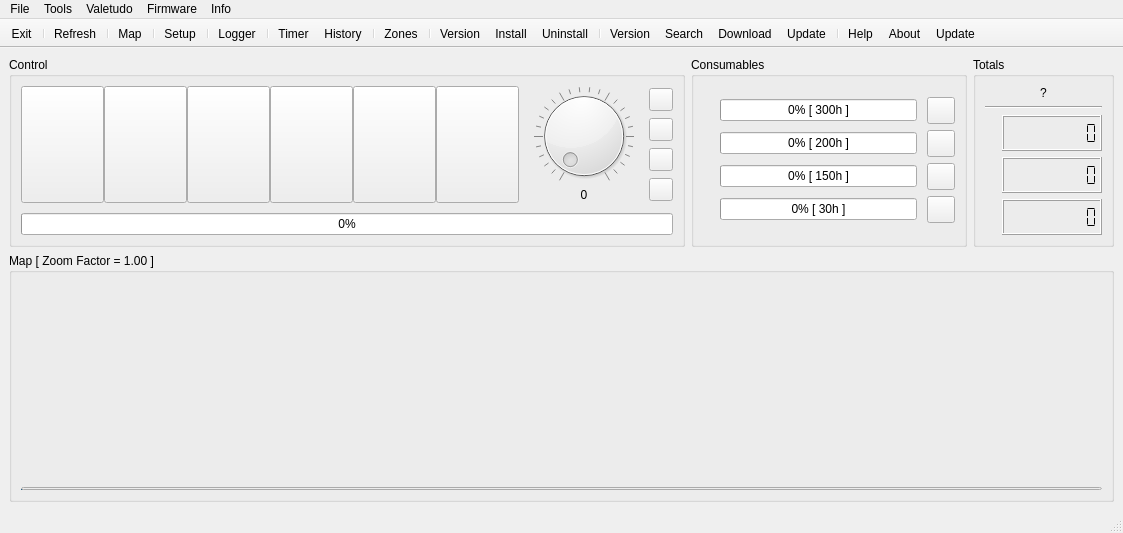
The window that res/ui/mainwindow.ui (LazyT/rrcc) describes before a commit, drawn with Qt 5.
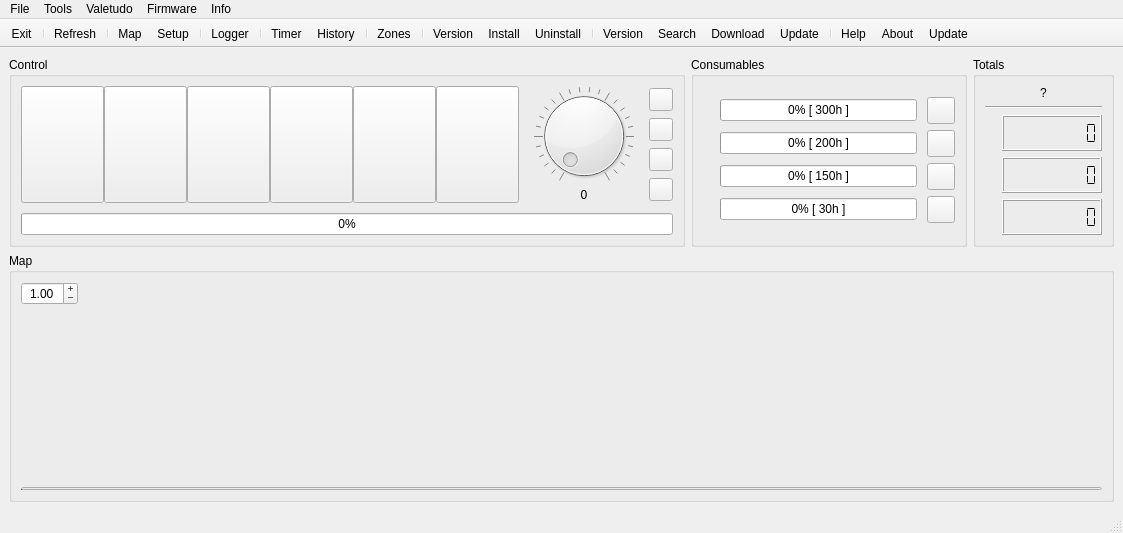
The same window after the commit. Icons and pictures are not drawn.

Commit message: add zoom spinbox

Patch:
```diff
--- a/res/ui/mainwindow.ui
+++ b/res/ui/mainwindow.ui
@@ -683,9 +683,43 @@
     <item>
      <widget class="QGroupBox" name="groupBox_map">
       <property name="title">
-       <string>Map [ Zoom Factor = 1.00 ]</string>
+       <string>Map</string>
       </property>
       <layout class="QVBoxLayout" name="verticalLayout_6">
+       <item>
+        <widget class="QDoubleSpinBox" name="doubleSpinBox_Zoom">
+         <property name="sizePolicy">
+          <sizepolicy hsizetype="Fixed" vsizetype="Fixed">
+           <horstretch>0</horstretch>
+           <verstretch>0</verstretch>
+          </sizepolicy>
+         </property>
+         <property name="toolTip">
+          <string>Zoom Factor</string>
+         </property>
+         <property name="statusTip">
+          <string>Change Zoom Factor</string>
+         </property>
+         <property name="alignment">
+          <set>Qt::AlignCenter</set>
+         </property>
+         <property name="buttonSymbols">
+          <enum>QAbstractSpinBox::PlusMinus</enum>
+         </property>
+         <property name="minimum">
+          <double>0.010000000000000</double>
+         </property>
+         <property name="maximum">
+          <double>10.000000000000000</double>
+         </property>
+         <property name="singleStep">
+          <double>0.010000000000000</double>
+         </property>
+         <property name="value">
+          <double>1.000000000000000</double>
+         </property>
+        </widget>
+       </item>
        <item>
         <widget class="QGraphicsView" name="graphicsView">
          <property name="enabled">
@@ -804,7 +838,6 @@
    <addaction name="actionRefresh"/>
    <addaction name="separator"/>
    <addaction name="actionMap"/>
-   <addaction name="separator"/>
    <addaction name="actionSetup"/>
    <addaction name="separator"/>
    <addaction name="actionLogger"/>
```
The commit also changes 4 other files.
